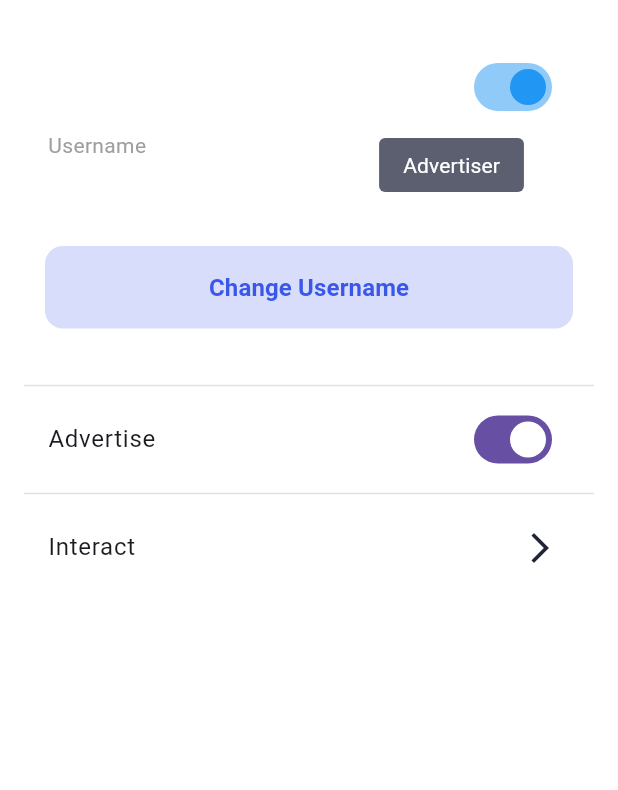
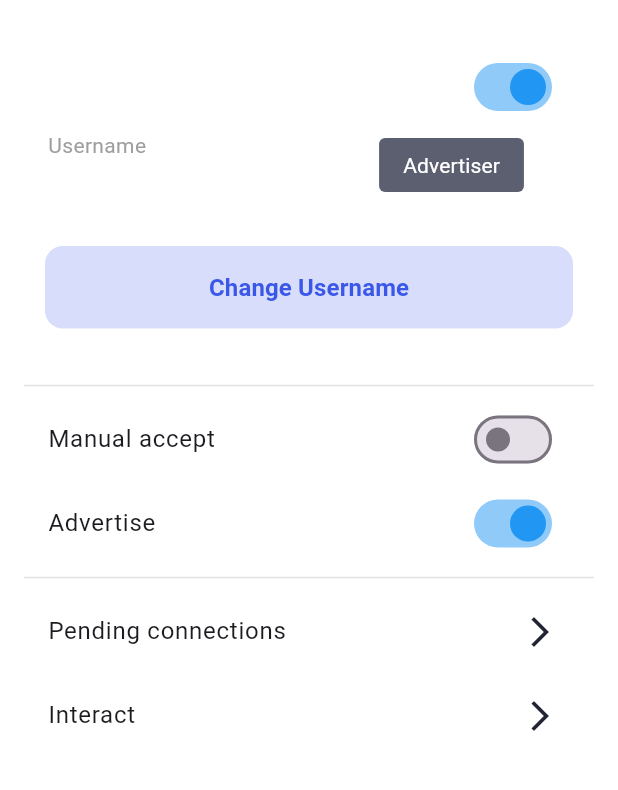
Before and after one commit to IgVelasco/nearby_cross, a Flutter app: the screen it shows after launch, after a tap on "Advertise", on a phone screen of 412 x 824 dp, the part 84-874 px from its top. Run offline on Flutter 3.47's test engine with Material 3 defaults, Android fonts, the light colour scheme and no system bars; our stand-ins replace logger, permission_handler.

Commit message:
feat(android): :sparkles: Allow set up config to accept connections manually

```diff
--- a/example/lib/viewmodels/advertiser_viewmodel.dart
+++ b/example/lib/viewmodels/advertiser_viewmodel.dart
@@ -1,4 +1,5 @@
 import 'package:flutter/material.dart';
+import 'package:logger/logger.dart';
 import 'package:nearby_cross/models/connections_manager_model.dart';
 import 'package:nearby_cross/models/device_model.dart';
 import 'package:nearby_cross/models/advertiser_model.dart';
@@ -9,6 +10,7 @@ class AdvertiserViewModel with ChangeNotifier {
   late ConnectionsManager connectionsManager;
   String? _username;
   bool _isConnected = false;
+  bool _manualAcceptConnections = false;
   Device? _connectedDevice;
 
   AdvertiserViewModel() {
@@ -16,6 +18,8 @@ class AdvertiserViewModel with ChangeNotifier {
     _username = advertiser.username;
 
     connectionsManager = ConnectionsManager();
+    connectionsManager.setCallbackPendingAcceptConnection(
+        _setCallbackPendingAcceptConnection);
     connectionsManager.setCallbackConnectionInitiated(_commonCallback);
     connectionsManager
         .setCallbackSuccessfulConnection(_callbackSuccessfulConnection);
@@ -23,6 +27,11 @@ class AdvertiserViewModel with ChangeNotifier {
 
   void _commonCallback(Device device) {
     notifyListeners();
+  }
+
+  void _setCallbackPendingAcceptConnection(Device device) {
+    Logger().i("Device ${device.endpointName} wants to connect");
+    _commonCallback(device);
   }
 
   void _callbackSuccessfulConnection(Device device) {
@@ -44,10 +53,12 @@ class AdvertiserViewModel with ChangeNotifier {
 
   bool get isConnected => _isConnected;
   bool get isAdvertising => advertiser.isAdvertising;
+  bool get manualAcceptConnections => _manualAcceptConnections;
 
   Future<void> startAdvertising() async {
     await advertiser.requestPermissions();
-    await advertiser.advertise(_username);
+    await advertiser.advertise(_username,
+        manualAcceptConnections: _manualAcceptConnections);
     notifyListeners();
   }
 
@@ -82,4 +93,13 @@ class AdvertiserViewModel with ChangeNotifier {
   Device? getConnectedDevice() {
     return _connectedDevice;
   }
+
+  void toggleManualAcceptConnections() {
+    _manualAcceptConnections = !_manualAcceptConnections;
+    notifyListeners();
+  }
+
+  int getPendingConnectionsCount() {
+    return connectionsManager.pendingAcceptConnections.length;
+  }
 }
--- a/example/lib/widgets/advertiser_actions.dart
+++ b/example/lib/widgets/advertiser_actions.dart
@@ -34,7 +34,20 @@ class AdvertiserActions extends StatelessWidget {
               ),
               Consumer<AdvertiserViewModel>(
                 builder: (context, app, child) => SwitchListTile(
+                  value: app.manualAcceptConnections,
+                  activeColor: Colors.blue,
+                  title: const Text(
+                    "Manual accept",
+                  ),
+                  onChanged: (value) => app.isAdvertising
+                      ? null
+                      : app.toggleManualAcceptConnections(),
+                ),
+              ),
+              Consumer<AdvertiserViewModel>(
+                builder: (context, app, child) => SwitchListTile(
                   value: app.isAdvertising,
+                  activeColor: Colors.blue,
                   title: const Text(
                     "Advertise",
                   ),
@@ -50,6 +63,16 @@ class AdvertiserActions extends StatelessWidget {
                 indent: 0,
                 endIndent: 0,
               ),
+              Consumer<AdvertiserViewModel>(
+                  builder: (context, viewmodel, child) => ListTile(
+                        tileColor: const Color(0x1fffffff),
+                        title: Text(
+                          "Pending connections${viewmodel.getPendingConnectionsCount() > 0 ? " (${viewmodel.getPendingConnectionsCount()})" : ""}",
+                        ),
+                        onTap: () {},
+                        trailing: const Icon(Icons.arrow_forward_ios,
+                            color: Color(0xff212435), size: 24),
+                      )),
               Consumer<AdvertiserViewModel>(
                   builder: (context, app, child) => ListTile(
                         tileColor: const Color(0x1fffffff),
--- a/example/lib/widgets/discoverer_actions.dart
+++ b/example/lib/widgets/discoverer_actions.dart
@@ -2,7 +2,7 @@ import 'package:flutter/material.dart';
 import 'package:nearby_cross_example/viewmodels/discoverer_viewmodel.dart';
 import 'package:provider/provider.dart';
 
-import '../screens/advertising_list.dart';
+import '../screens/discovered_devices_list.dart';
 import '../screens/discoverer_comunication_screen.dart';
 
 class DiscovererActions extends StatelessWidget {
--- /dev/null
+++ b/lib/helpers/string_utils.dart
@@ -0,0 +1,5 @@
+extension BoolParsing on String {
+  bool parseBool() {
+    return int.tryParse(this) == 1;
+  }
+}
--- a/lib/models/advertiser_model.dart
+++ b/lib/models/advertiser_model.dart
@@ -13,8 +13,9 @@ class Advertiser extends Connector {
   }
 
   /// Service to start advertising using NearbyCross plugin
-  Future<void> advertise(String? username) async {
-    await nearbyCross.advertise(serviceId, username);
+  Future<void> advertise(String? username,
+      {bool manualAcceptConnections = false}) async {
+    await nearbyCross.advertise(serviceId, username, manualAcceptConnections);
     isAdvertising = true;
     this.username = username;
   }
--- a/lib/nearby_cross.dart
+++ b/lib/nearby_cross.dart
@@ -53,11 +53,13 @@ class NearbyCross {
     });
   }
 
-  Future<void> advertise(String serviceId, String? username) async {
+  Future<void> advertise(
+      String serviceId, String? username, bool manualAcceptConnections) async {
     await methodChannel.invokeMethod('startAdvertising', {
       'serviceId': serviceId,
       'username': username ?? 'generic_advertiser_name',
-      'strategy': 'P2P_STAR'
+      'strategy': 'P2P_STAR',
+      'manualAcceptConnections': manualAcceptConnections ? "1" : "0"
     });
   }
 
```
Also changed, not shown: example/lib/screens/advertising_list.dart (deleted, +0 -57 lines), example/lib/screens/discovered_devices_list.dart (renamed from example/lib/screens/discoverers_connected_list.dart, +13 -15 lines), example/lib/viewmodels/discoverer_viewmodel.dart (+7 -0 lines), lib/models/connections_manager_model.dart (+29 -4 lines), example/pubspec.lock, 7 other files.
